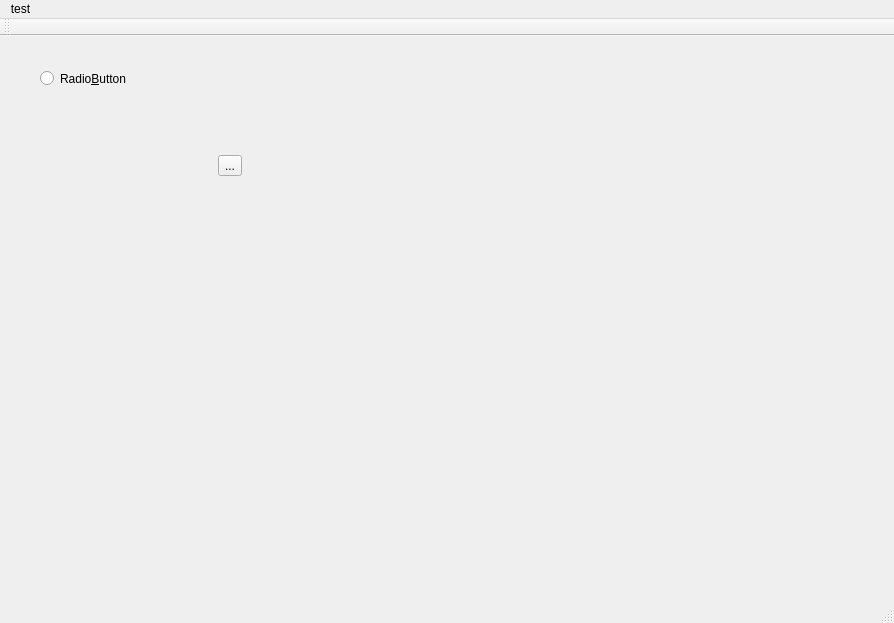
Above: ProjetCPOA/mainwindow.ui from simonh88/projetL3 before the change. Below: the same form after it.
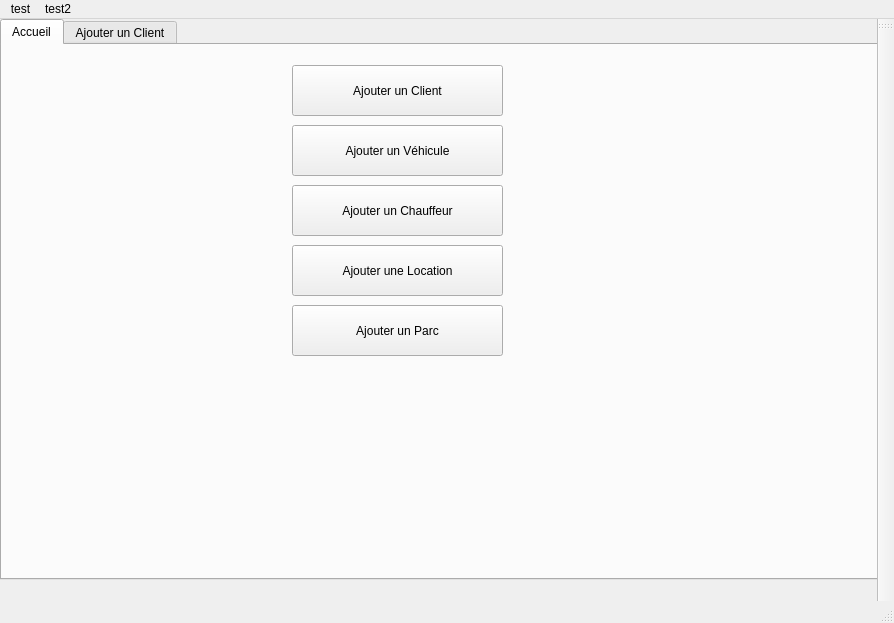
That is the form after the change.

What changed in the file:
```diff
--- a/ProjetCPOA/mainwindow.ui
+++ b/ProjetCPOA/mainwindow.ui
@@ -14,37 +14,117 @@
    <string>MainWindow</string>
   </property>
   <widget class="QWidget" name="centralWidget">
-   <widget class="QWidget" name="gridLayoutWidget">
+   <widget class="QTabWidget" name="tabWidget">
     <property name="geometry">
      <rect>
-      <x>150</x>
-      <y>90</y>
-      <width>160</width>
-      <height>80</height>
+      <x>0</x>
+      <y>0</y>
+      <width>891</width>
+      <height>561</height>
      </rect>
     </property>
-    <layout class="QGridLayout" name="gridLayout">
-     <item row="0" column="0">
-      <widget class="QToolButton" name="toolButton">
-       <property name="text">
-        <string>...</string>
-       </property>
-      </widget>
-     </item>
-    </layout>
-   </widget>
-   <widget class="QRadioButton" name="radioButton">
-    <property name="geometry">
-     <rect>
-      <x>40</x>
-      <y>30</y>
-      <width>134</width>
-      <height>25</height>
-     </rect>
+    <property name="currentIndex">
+     <number>0</number>
     </property>
-    <property name="text">
-     <string>Radio&amp;Button</string>
+    <property name="tabsClosable">
+     <bool>false</bool>
     </property>
+    <property name="movable">
+     <bool>false</bool>
+    </property>
+    <property name="tabBarAutoHide">
+     <bool>false</bool>
+    </property>
+    <widget class="QWidget" name="accueil">
+     <attribute name="title">
+      <string>Accueil</string>
+     </attribute>
+     <widget class="QPushButton" name="btn_addClient">
+      <property name="enabled">
+       <bool>true</bool>
+      </property>
+      <property name="geometry">
+       <rect>
+        <x>290</x>
+        <y>20</y>
+        <width>211</width>
+        <height>51</height>
+       </rect>
+      </property>
+      <property name="text">
+       <string>Ajouter un Client</string>
+      </property>
+     </widget>
+     <widget class="QPushButton" name="btn_addClient_2">
+      <property name="enabled">
+       <bool>true</bool>
+      </property>
+      <property name="geometry">
+       <rect>
+        <x>290</x>
+        <y>80</y>
+        <width>211</width>
+        <height>51</height>
+       </rect>
+      </property>
+      <property name="text">
+       <string>Ajouter un Véhicule</string>
+      </property>
+     </widget>
+     <widget class="QPushButton" name="btn_addClient_3">
+      <property name="enabled">
+       <bool>true</bool>
+      </property>
+      <property name="geometry">
+       <rect>
+        <x>290</x>
+        <y>140</y>
+        <width>211</width>
+        <height>51</height>
+       </rect>
+      </property>
+      <property name="text">
+       <string>Ajouter un Chauffeur</string>
+      </property>
+     </widget>
+     <widget class="QPushButton" name="btn_addClient_4">
+      <property name="enabled">
+       <bool>true</bool>
+      </property>
+      <property name="geometry">
+       <rect>
+        <x>290</x>
+        <y>200</y>
+        <width>211</width>
+        <height>51</height>
+       </rect>
+      </property>
+      <property name="text">
+       <string>Ajouter une Location</string>
+      </property>
+     </widget>
+     <widget class="QPushButton" name="btn_addClient_5">
+      <property name="enabled">
+       <bool>true</bool>
+      </property>
+      <property name="geometry">
+       <rect>
+        <x>290</x>
+        <y>260</y>
+        <width>211</width>
+        <height>51</height>
+       </rect>
+      </property>
+      <property name="text">
+       <string>Ajouter un Parc</string>
+      </property>
+     </widget>
+    </widget>
+    <widget class="QWidget" name="tab_addClient">
+     <attribute name="title">
+      <string>Ajouter un Client</string>
+     </attribute>
+    </widget>
    </widget>
   </widget>
   <widget class="QMenuBar" name="menuBar">
@@ -53,7 +133,7 @@
      <x>0</x>
      <y>0</y>
      <width>894</width>
-     <height>30</height>
+     <height>25</height>
     </rect>
    </property>
    <widget class="QMenu" name="menuTest">
@@ -61,11 +141,17 @@
      <string>test</string>
     </property>
    </widget>
+   <widget class="QMenu" name="menuTest2">
+    <property name="title">
+     <string>test2</string>
+    </property>
+   </widget>
    <addaction name="menuTest"/>
+   <addaction name="menuTest2"/>
   </widget>
   <widget class="QToolBar" name="mainToolBar">
    <attribute name="toolBarArea">
-    <enum>TopToolBarArea</enum>
+    <enum>RightToolBarArea</enum>
    </attribute>
    <attribute name="toolBarBreak">
     <bool>false</bool>
```
